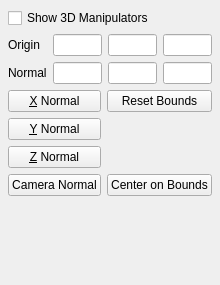
This is GUI/Client/Widgets/pqImplicitPlaneWidget.ui in wildmichael/ParaView3-enhancements-old as Qt 5 draws it before an edit. The edited form follows.
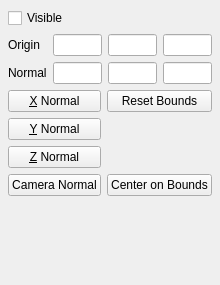
This is the edited form.

Commit message: BUG: Named the implicit plane widget on/off controls per the requirements

```diff
--- a/GUI/Client/Widgets/pqImplicitPlaneWidget.ui
+++ b/GUI/Client/Widgets/pqImplicitPlaneWidget.ui
@@ -25,7 +25,7 @@
    <item>
     <widget class="QCheckBox" name="show3DWidget" >
      <property name="text" >
-      <string>Show 3D Manipulators</string>
+      <string>Visible</string>
      </property>
     </widget>
    </item>
```
